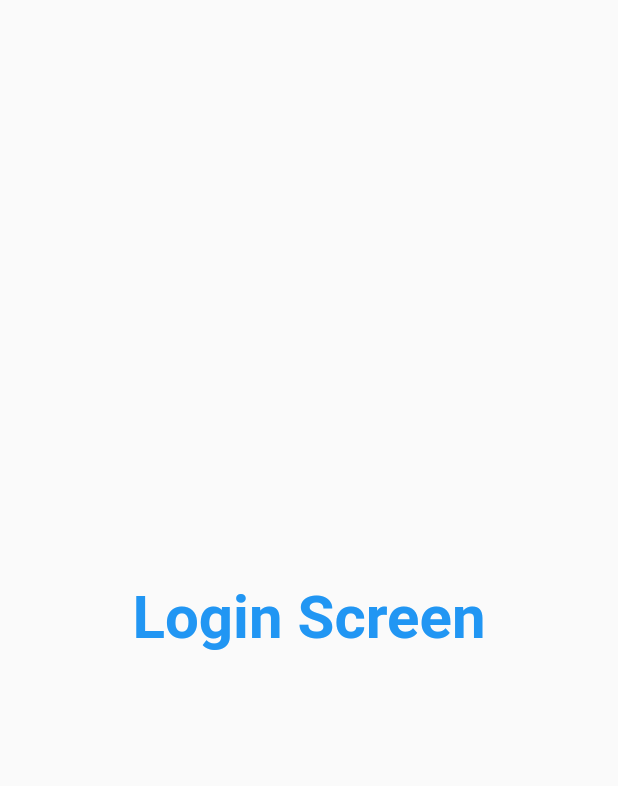
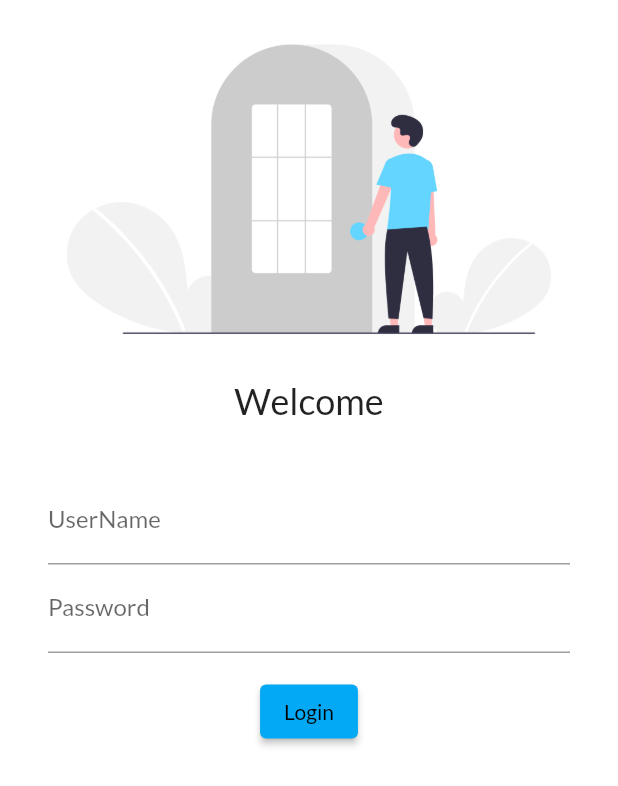
Before and after one commit to Rohitgta77/30DaysOfFlutter, a Flutter app: the screen it shows after launch, on a phone screen of 412 x 824 dp. Shown: the top 786 px of the screen. Run offline on Flutter 3.47's test engine with Material 2 defaults, Android fonts, the light colour scheme and no system bars; our stand-ins replace google_fonts.

Commit message:
Part 4 Completed

```diff
--- a/lib/main.dart
+++ b/lib/main.dart
@@ -2,6 +2,7 @@ import 'package:flutter/cupertino.dart';
 import 'package:flutter/material.dart';
 import 'package:flutter_catalog/screens/home.dart';
 import 'package:flutter_catalog/screens/login.dart';
+import 'package:google_fonts/google_fonts.dart';
 
 void main(List<String> args) {
   runApp(MyApp());
@@ -12,8 +13,10 @@ class MyApp extends StatelessWidget {
   Widget build(BuildContext context) {
     return MaterialApp(
       themeMode: ThemeMode.light,
-      theme: ThemeData(primarySwatch: Colors.amber),
-      darkTheme: ThemeData(primarySwatch: Colors.pink),
+      theme: ThemeData(
+          primarySwatch: Colors.lightBlue,
+          fontFamily: GoogleFonts.lato().fontFamily),
+      darkTheme: ThemeData(brightness: Brightness.dark),
       initialRoute: "/login",
       routes: {
         "/": (context) => LogIn(),
--- a/lib/screens/login.dart
+++ b/lib/screens/login.dart
@@ -6,17 +6,45 @@ class LogIn extends StatelessWidget {
     var appTitles = "Login";
 
     return Material(
-      child: Center(
-        child: Container(
-          child: Text(
-            "Login Screen",
+      color: Colors.white,
+      child: Column(
+        children: [
+          Image.asset(
+            "assets/images/login.png",
+          ),
+          Text(
+            "Welcome",
             style: TextStyle(
-              color: Colors.blue,
-              fontSize: 40,
-              fontWeight: FontWeight.bold,
+              fontSize: 24,
             ),
           ),
-        ),
+          SizedBox(
+            height: 20,
+          ),
+          Padding(
+            padding: const EdgeInsets.symmetric(vertical: 16, horizontal: 32),
+            child: Column(
+              children: [
+                TextFormField(
+                  decoration: InputDecoration(
+                      hintText: "Enter UserName", labelText: "UserName"),
+                ),
+                TextFormField(
+                  obscureText: true,
+                  decoration: InputDecoration(
+                      hintText: "Enter Password", labelText: "Password"),
+                ),
+                SizedBox(
+                  height: 15,
+                ),
+                ElevatedButton(
+                    onPressed: () {},
+                    style: TextButton.styleFrom(),
+                    child: Text("Login"))
+              ],
+            ),
+          )
+        ],
       ),
     );
   }
--- a/pubspec.yaml
+++ b/pubspec.yaml
@@ -32,6 +32,7 @@ dependencies:
 dev_dependencies:
   flutter_test:
     sdk: flutter
+  google_fonts: ^2.1.0
 
 # For information on the generic Dart part of this file, see the
 # following page: https://dart.dev/tools/pub/pubspec
@@ -45,8 +46,8 @@ flutter:
   uses-material-design: true
 
   # To add assets to your application, add an assets section, like this:
-  # assets:
-  #   - images/a_dot_burr.jpeg
+  assets:
+    - assets/images/
   #   - images/a_dot_ham.jpeg
 
   # An image asset can refer to one or more resolution-specific "variants", see
```
Also changed, not shown: assets/images/login.png (added), pubspec.lock.
